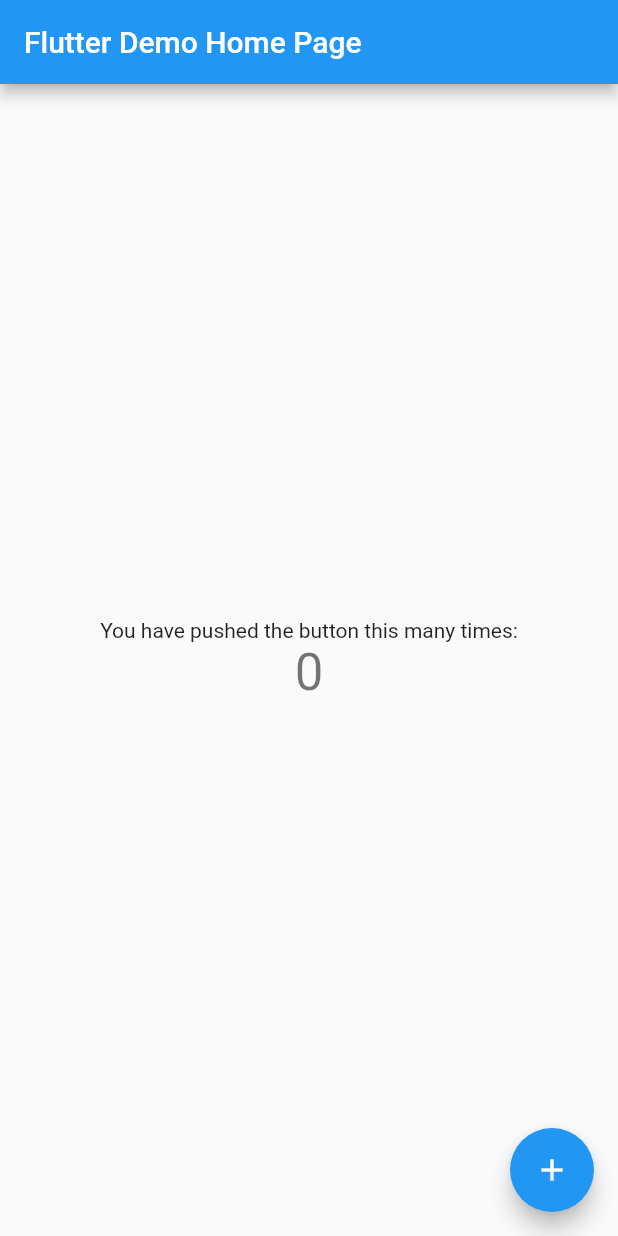
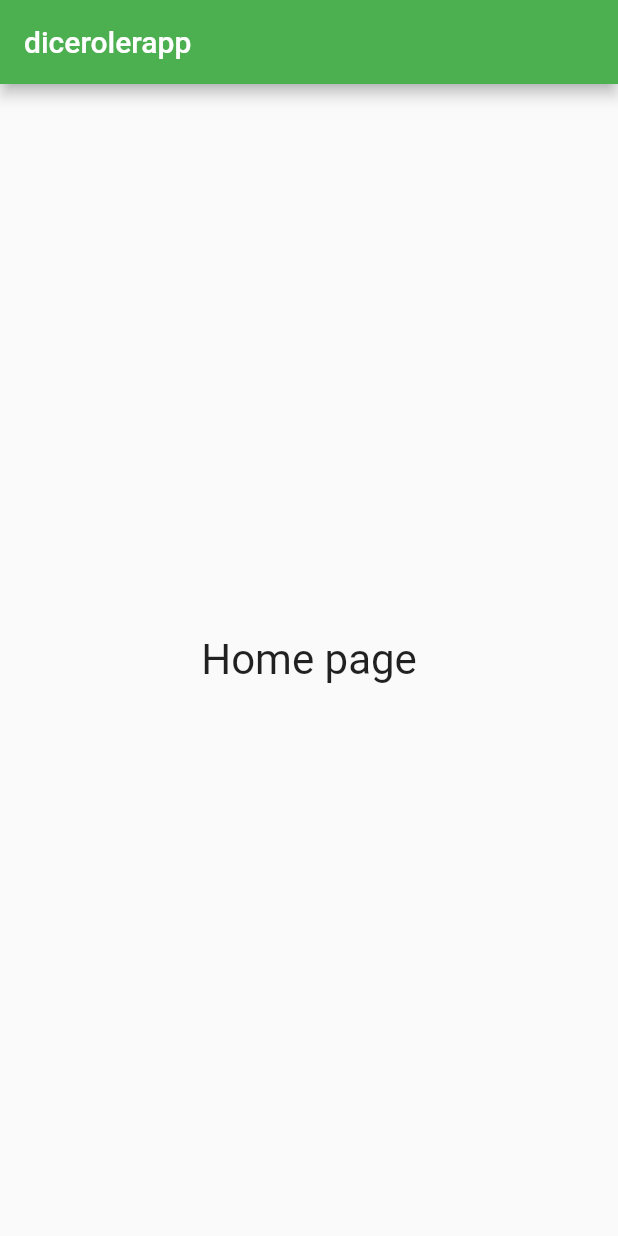
Before and after one commit to humayonmalik/diceappsessional, a Flutter app: the screen it shows after launch, on a phone screen of 412 x 824 dp. Run offline on Flutter 3.47's test engine with Material 2 defaults, Android fonts, the phone set to English and light mode, and no system bars; our stand-ins replace splashscreen; network calls fail.

```diff
--- a/lib/main.dart
+++ b/lib/main.dart
@@ -1,117 +1,45 @@
+import 'dart:async';
 import 'package:flutter/material.dart';
-
+import 'package:splashscreen/splashscreen.dart';
 void main() {
   runApp(MyApp());
 }
 
 class MyApp extends StatelessWidget {
-  // This widget is the root of your application.
   @override
   Widget build(BuildContext context) {
     return MaterialApp(
-      title: 'Flutter Demo',
+      title: 'Splash Screen',
       theme: ThemeData(
-        // This is the theme of your application.
-        //
-        // Try running your application with "flutter run". You'll see the
-        // application has a blue toolbar. Then, without quitting the app, try
-        // changing the primarySwatch below to Colors.green and then invoke
-        // "hot reload" (press "r" in the console where you ran "flutter run",
-        // or simply save your changes to "hot reload" in a Flutter IDE).
-        // Notice that the counter didn't reset back to zero; the application
-        // is not restarted.
-        primarySwatch: Colors.blue,
-        // This makes the visual density adapt to the platform that you run
-        // the app on. For desktop platforms, the controls will be smaller and
-        // closer together (more dense) than on mobile platforms.
-        visualDensity: VisualDensity.adaptivePlatformDensity,
+        primarySwatch: Colors.green,
       ),
-      home: MyHomePage(title: 'Flutter Demo Home Page'),
+      home: Splash2(),
+      debugShowCheckedModeBanner: false,
     );
   }
 }
-
-class MyHomePage extends StatefulWidget {
-  MyHomePage({Key key, this.title}) : super(key: key);
-
-  // This widget is the home page of your application. It is stateful, meaning
-  // that it has a State object (defined below) that contains fields that affect
-  // how it looks.
-
-  // This class is the configuration for the state. It holds the values (in this
-  // case the title) provided by the parent (in this case the App widget) and
-  // used by the build method of the State. Fields in a Widget subclass are
-  // always marked "final".
-
-  final String title;
-
-  @override
-  _MyHomePageState createState() => _MyHomePageState();
-}
-
-class _MyHomePageState extends State<MyHomePage> {
-  int _counter = 0;
-
-  void _incrementCounter() {
-    setState(() {
-      // This call to setState tells the Flutter framework that something has
-      // changed in this State, which causes it to rerun the build method below
-      // so that the display can reflect the updated values. If we changed
-      // _counter without calling setState(), then the build method would not be
-      // called again, and so nothing would appear to happen.
-      _counter++;
-    });
-  }
-
+class Splash2 extends StatelessWidget {
   @override
   Widget build(BuildContext context) {
-    // This method is rerun every time setState is called, for instance as done
-    // by the _incrementCounter method above.
-    //
-    // The Flutter framework has been optimized to make rerunning build methods
-    // fast, so that you can just rebuild anything that needs updating rather
-    // than having to individually change instances of widgets.
-    return Scaffold(
-      appBar: AppBar(
-        // Here we take the value from the MyHomePage object that was created by
-        // the App.build method, and use it to set our appbar title.
-        title: Text(widget.title),
-      ),
-      body: Center(
-        // Center is a layout widget. It takes a single child and positions it
-        // in the middle of the parent.
-        child: Column(
-          // Column is also a layout widget. It takes a list of children and
-          // arranges them vertically. By default, it sizes itself to fit its
-          // children horizontally, and tries to be as tall as its parent.
-          //
-          // Invoke "debug painting" (press "p" in the console, choose the
-          // "Toggle Debug Paint" action from the Flutter Inspector in Android
-          // Studio, or the "Toggle Debug Paint" command in Visual Studio Code)
-          // to see the wireframe for each widget.
-          //
-          // Column has various properties to control how it sizes itself and
-          // how it positions its children. Here we use mainAxisAlignment to
-          // center the children vertically; the main axis here is the vertical
-          // axis because Columns are vertical (the cross axis would be
-          // horizontal).
-          mainAxisAlignment: MainAxisAlignment.center,
-          children: <Widget>[
-            Text(
-              'You have pushed the button this many times:',
-            ),
-            Text(
-              '$_counter',
-              style: Theme.of(context).textTheme.headline4,
-            ),
-          ],
-        ),
-      ),
-      floatingActionButton: FloatingActionButton(
-        onPressed: _incrementCounter,
-        tooltip: 'Increment',
-        child: Icon(Icons.add),
-      ), // This trailing comma makes auto-formatting nicer for build methods.
+    return SplashScreen(
+      seconds: 6,
+      navigateAfterSeconds: new SecondScreen(),
+      title: new Text('fa17bse061',textScaleFactor: 2,),
+      image: new Image.network('https://www.geeksforgeeks.org/wp-content/uploads/gfg_200X200.png'),
+      loadingText: Text("Loading"),
+      photoSize: 100.0,
+      loaderColor: Colors.blue,
     );
   }
 }
+class SecondScreen extends StatelessWidget {
+  @override
+  Widget build(BuildContext context) {
+    return Scaffold(
+      appBar: AppBar(title:Text("dicerolerapp")),
+      body: Center(
+          child:Text("Home page",textScaleFactor: 2,)
+      ),
+    );
+  }
+}
```
Also changed, not shown: pubspec.yaml (+6 -57 lines), lib/splashscreen.dart (added), 2 other files.
